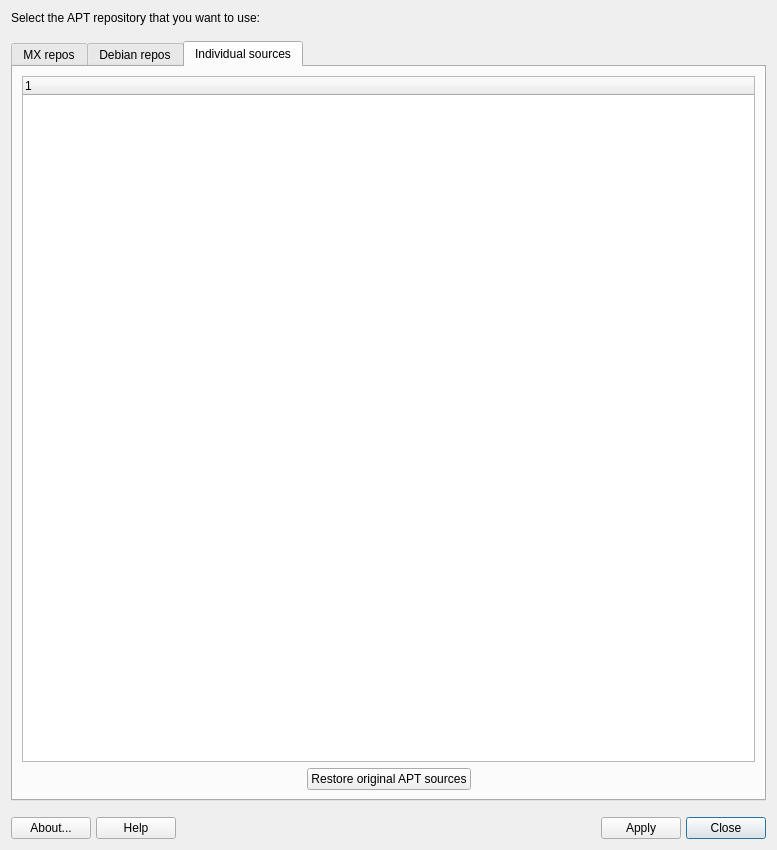
Before: the Qt Designer form mainwindow.ui in AdrianTM/mx-repo-manager, drawn with Qt 5.
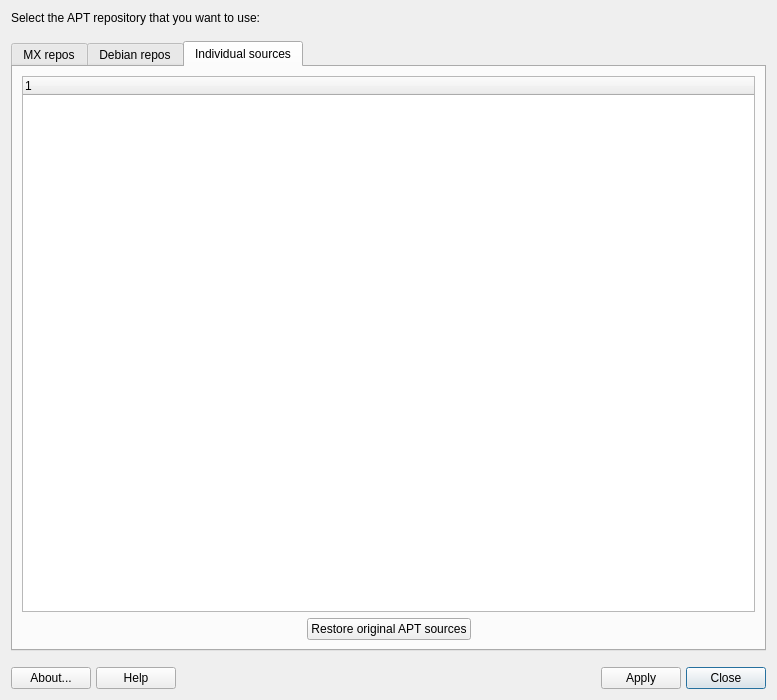
After: the same form once the commit is applied. Icons and pictures are not drawn.

Commit message: set vertical dim to 700px

Patch:
```diff
--- a/mainwindow.ui
+++ b/mainwindow.ui
@@ -10,7 +10,7 @@
     <x>0</x>
     <y>0</y>
     <width>777</width>
-    <height>850</height>
+    <height>700</height>
    </rect>
   </property>
   <property name="windowTitle">
```
The commit also changes 1 other file.
